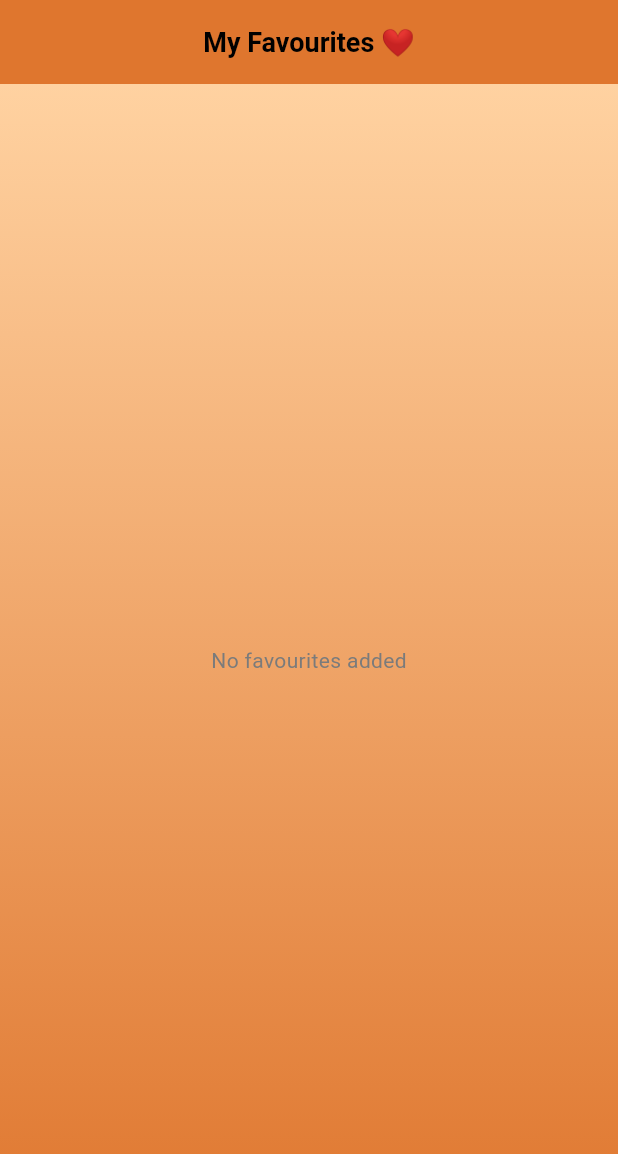
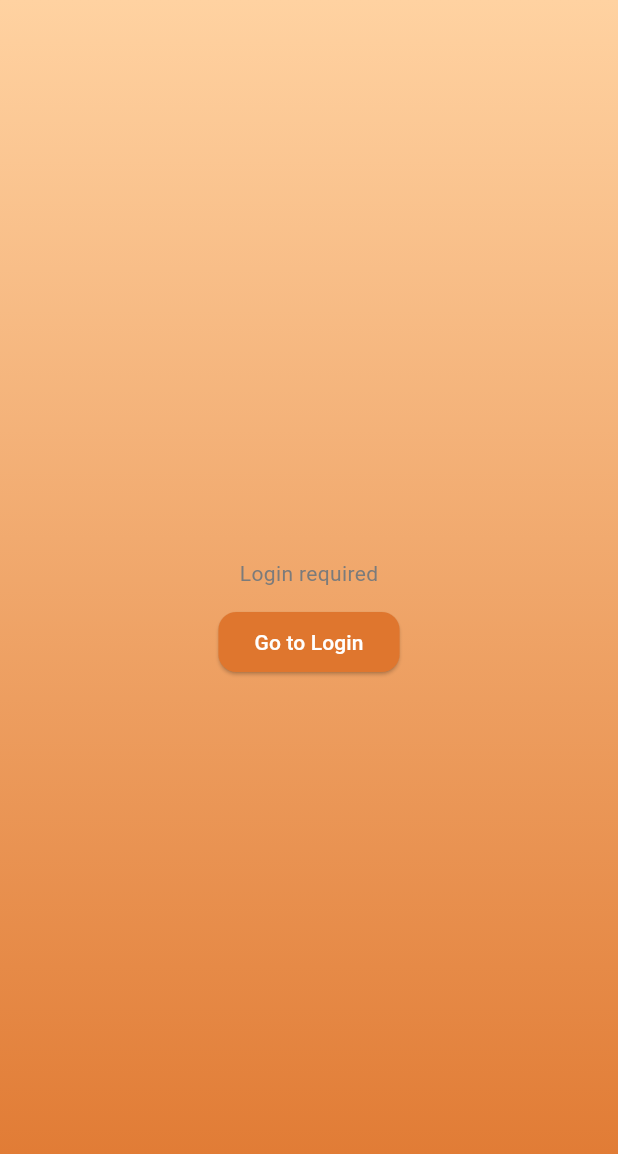
Before and after one commit to sarwarsamad27/userSide, a Flutter app: the FavouriteScreen screen opened directly, on a phone screen of 412 x 824 dp. Shown: the top 1154 px of the screen. Run offline on Flutter 3.47's test engine with Material 3 defaults, Android fonts, the phone set to English and light mode, and no system bars; our stand-ins replace app_links, connectivity_plus, firebase_core, firebase_messaging, flutter_local_notifications, flutter_screenutil and 13 more; accounts and stored records are empty; network calls fail.

Commit message:
login need

```diff
--- a/lib/main.dart
+++ b/lib/main.dart
@@ -7,6 +7,7 @@ import 'package:flutter_screenutil/flutter_screenutil.dart';
 import 'package:user_side/models/notification_services/notification_services.dart';
 
 import 'package:user_side/resources/appTheme.dart';
+import 'package:user_side/resources/authSession.dart';
 import 'package:user_side/view/auth/splashView.dart';
 import 'package:user_side/view/dashboard/homeDashboard/productDetail/notificationScreen/notification_route.dart';
 import 'package:user_side/view/dashboard/homeDashboard/productDetail/productDetailScreen.dart';
@@ -24,7 +25,7 @@ void main() async {
 
   // ✅ Push tap -> NotificationScreen
   await NotificationRouter.init();
-
+await AuthSession.instance.init();
   runApp(const AppWrapper());
 }
 
--- /dev/null
+++ b/lib/resources/authSession.dart
@@ -0,0 +1,42 @@
+import 'package:flutter/foundation.dart';
+import 'local_storage.dart';
+
+class AuthSession extends ChangeNotifier {
+  AuthSession._();
+  static final AuthSession instance = AuthSession._();
+
+  String? _userId;
+  bool _initialized = false;
+
+  String? get userId => _userId;
+  bool get initialized => _initialized;
+
+  bool get isLoggedIn => _userId != null && _userId!.trim().isNotEmpty;
+
+  /// call once on app start
+  Future<void> init() async {
+    _userId = await LocalStorage.getUserId();
+    _initialized = true;
+    notifyListeners();
+  }
+
+  /// call after login success (jab API se userId milay)
+  Future<void> setUser(String userId) async {
+    await LocalStorage.saveUserId(userId);
+    _userId = userId;
+    notifyListeners();
+  }
+
+  /// call on logout
+  Future<void> logout() async {
+    await LocalStorage.clearAuth(); // removes token + userId
+    _userId = null;
+    notifyListeners();
+  }
+
+  /// optional: if you need force sync with storage
+  Future<void> reload() async {
+    _userId = await LocalStorage.getUserId();
+    notifyListeners();
+  }
+}
--- a/lib/resources/global.dart
+++ b/lib/resources/global.dart
@@ -1,12 +1,12 @@
 // ignore_for_file: non_constant_identifier_names, unnecessary_brace_in_string_interps
 
 class Global {
-  static var imageUrl = "http://192.168.100.9:5000";
+  // static var imageUrl = "http://192.168.100.9:5000";
 
-  static var BaseUrl = "http://192.168.100.9:5000/api/auth";
-  // static var BaseUrl = "http://10.0.2.2:5000/api/auth";
+  // static var BaseUrl = "http://192.168.100.9:5000/api/auth";
+  static var BaseUrl = "http://10.0.2.2:5000/api/auth";
 
-  // static var imageUrl = "http://10.0.2.2:5000";
+  static var imageUrl = "http://10.0.2.2:5000";
 
   static var SignUp = "${BaseUrl}/buyer/signup";
   static var Login = "${BaseUrl}/buyer/login";
--- /dev/null
+++ b/lib/view/auth/AuthLoginGate.dart
@@ -0,0 +1,52 @@
+import 'package:flutter/material.dart';
+import 'package:provider/provider.dart';
+import 'package:user_side/resources/authSession.dart';
+import 'package:user_side/view/auth/loginView.dart';
+import 'package:user_side/widgets/customBgContainer.dart';
+
+// yahan apni login screen import karlo
+// import 'package:user_side/view/auth/loginView.dart';
+
+class AuthGate extends StatelessWidget {
+  final Widget child;
+  final Widget? fallback; // e.g. LoginScreen()
+
+  const AuthGate({super.key, required this.child, this.fallback});
+
+  @override
+  Widget build(BuildContext context) {
+    final auth = context.watch<AuthSession>();
+
+    if (!auth.initialized) {
+      return const Scaffold(body: Center(child: CircularProgressIndicator()));
+    }
+
+    if (!auth.isLoggedIn) {
+      return fallback ??
+          Scaffold(
+            body: CustomBgContainer(
+              child: Center(
+                child: Column(
+                  mainAxisSize: MainAxisSize.min,
+                  children: [
+                    const Text("Login required"),
+                    const SizedBox(height: 12),
+                    ElevatedButton(
+                      onPressed: () {
+                        Navigator.pushReplacement(
+                          context,
+                          MaterialPageRoute(builder: (_) => LoginScreen()),
+                        );
+                      },
+                      child: const Text("Go to Login"),
+                    ),
+                  ],
+                ),
+              ),
+            ),
+          );
+    }
+
+    return child;
+  }
+}
--- a/lib/view/auth/splashView.dart
+++ b/lib/view/auth/splashView.dart
@@ -46,7 +46,7 @@ class _SplashScreenState extends State<SplashScreen>
       // ❌ User not logged in → go to Login
       Navigator.pushReplacement(
         context,
-        MaterialPageRoute(builder: (_) => const LoginScreen()),
+        MaterialPageRoute(builder: (_) => const HomeNavBarScreen()),
       );
     }
   }
--- a/lib/view/dashboard/DashboardScreen.dart
+++ b/lib/view/dashboard/DashboardScreen.dart
@@ -38,6 +38,9 @@ class _HomeNavBarScreenState extends State<HomeNavBarScreen> {
 
   @override
   Widget build(BuildContext context) {
+    WidgetsBinding.instance.addPostFrameCallback((_) {
+      context.read<ChatThreadProvider>().fetchThreadsFromStorage();
+    });
     return ChangeNotifierProvider(
       create: (_) => ChatThreadProvider()..fetchThreadsFromStorage(),
       child: ScreenUtilInit(
--- a/lib/view/dashboard/favourite/favourite_screen.dart
+++ b/lib/view/dashboard/favourite/favourite_screen.dart
@@ -5,6 +5,7 @@ import 'package:provider/provider.dart';
 import 'package:user_side/resources/appColor.dart';
 import 'package:user_side/resources/global.dart';
 import 'package:user_side/resources/toast.dart';
+import 'package:user_side/view/auth/AuthLoginGate.dart';
 import 'package:user_side/view/dashboard/homeDashboard/productDetail/productBuyForm.dart';
 import 'package:user_side/viewModel/provider/favouriteProvider/getFavourite_provider.dart';
 import 'package:user_side/widgets/customBgContainer.dart';
@@ -69,6 +70,11 @@ class _FavouriteScreenState extends State<FavouriteScreen> {
 
   @override
   Widget build(BuildContext context) {
+    // ✅ USERID login guard (same pattern)
+    return AuthGate(child: _buildScaffold(context));
+  }
+
+  Widget _buildScaffold(BuildContext context) {
     return Scaffold(
       appBar: AppBar(
         title: const Text(
--- a/lib/view/dashboard/homeDashboard/productDetail/notificationScreen/notification_screen.dart
+++ b/lib/view/dashboard/homeDashboard/productDetail/notificationScreen/notification_screen.dart
@@ -5,6 +5,7 @@ import 'package:flutter_screenutil/flutter_screenutil.dart';
 import 'package:provider/provider.dart';
 import 'package:user_side/resources/appColor.dart';
 import 'package:user_side/resources/global.dart';
+import 'package:user_side/view/auth/AuthLoginGate.dart';
 import 'package:user_side/view/dashboard/homeDashboard/productDetail/productDetailScreen.dart';
 import 'package:user_side/viewModel/provider/notificationProvider/notification_provider.dart';
 import 'package:user_side/widgets/customBgContainer.dart';
@@ -75,6 +76,11 @@ class _NotificationScreenState extends State<NotificationScreen> {
 
   @override
   Widget build(BuildContext context) {
+    // ✅ USERID login guard (same pattern)
+    return AuthGate(child: _buildScaffold(context));
+  }
+
+  Widget _buildScaffold(BuildContext context) {
     final provider = Provider.of<NotificationProvider>(context);
 
     // ✅ Use deduped list for UI
--- a/lib/view/dashboard/homeDashboard/productDetail/productBuyForm.dart
+++ b/lib/view/dashboard/homeDashboard/productDetail/productBuyForm.dart
@@ -5,6 +5,7 @@ import 'package:provider/provider.dart';
 import 'package:user_side/resources/appColor.dart';
 import 'package:user_side/resources/global.dart';
 import 'package:user_side/resources/toast.dart';
+import 'package:user_side/view/auth/AuthLoginGate.dart';
 import 'package:user_side/viewModel/provider/favouriteProvider/getFavourite_provider.dart';
 import 'package:user_side/viewModel/provider/orderProvider/createOrder_provider.dart';
 import 'package:user_side/widgets/customBgContainer.dart';
@@ -100,6 +101,11 @@ class _ProductBuyFormState extends State<ProductBuyForm> {
 
   @override
   Widget build(BuildContext context) {
+    // ✅ USERID login guard (same pattern)
+    return AuthGate(child: _buildScaffold(context));
+  }
+
+  Widget _buildScaffold(BuildContext context) {
     final isFromFavourite =
         widget.favouriteItems != null && widget.favouriteItems!.isNotEmpty;
 
--- a/lib/view/dashboard/userChat/chatList.dart
+++ b/lib/view/dashboard/userChat/chatList.dart
@@ -5,7 +5,6 @@ import 'package:user_side/view/dashboard/userChat/emptyState.dart';
 import 'package:user_side/view/dashboard/userChat/exchangeRequestCard.dart';
 import 'package:user_side/view/dashboard/userChat/messageBubble.dart';
 import 'package:user_side/viewModel/provider/exchangeProvider/userChat_provider.dart';
-
 
 class ChatList extends StatelessWidget {
   final ScrollController _scrollController = ScrollController();
--- a/lib/viewModel/provider/authProvider/login_provider.dart
+++ b/lib/viewModel/provider/authProvider/login_provider.dart
@@ -4,6 +4,9 @@ import 'package:user_side/models/auth/login_model.dart';
 import 'package:user_side/models/notification_services/notification_services.dart';
 import 'package:user_side/resources/local_storage.dart';
 import 'package:user_side/viewModel/repository/authRepository/login_repository.dart';
+
+// ✅ CHANGE: AuthSession import added
+import 'package:user_side/resources/authSession.dart';
 
 class LoginProvider with ChangeNotifier {
   final emailController = TextEditingController();
@@ -44,6 +47,9 @@ class LoginProvider with ChangeNotifier {
         await LocalStorage.saveToken(token);
         await LocalStorage.saveUserId(userId);
 
+        // ✅ CHANGE: Update AuthSession in-memory (AuthGate instantly rebuild)
+        await AuthSession.instance.setUser(userId);
+
         // ✅ 2) Then register FCM token (now userId exists)
         await NotificationService.registerTokenIfLoggedIn();
         print("FCM TOKEN HINT: ...${fcm?.substring((fcm?.length ?? 10) - 10)}");
--- a/lib/viewModel/provider/multiProvider/multiProvider.dart
+++ b/lib/viewModel/provider/multiProvider/multiProvider.dart
@@ -1,4 +1,5 @@
 import 'package:flutter/material.dart';
+import 'package:user_side/resources/authSession.dart';
 import 'package:user_side/viewModel/provider/authProvider/forgotPassword_provider.dart';
 import 'package:user_side/viewModel/provider/authProvider/login_provider.dart';
 import 'package:user_side/viewModel/provider/authProvider/signInWithGoogle_provider.dart';
@@ -66,13 +67,16 @@ class AppMultiProvider extends StatelessWidget {
         ChangeNotifierProvider(create: (_) => RecommendationProvider()),
         ChangeNotifierProvider(create: (_) => GoogleLoginProvider()),
         ChangeNotifierProvider(create: (_) => ReviewFormProvider()),
-        ChangeNotifierProvider(create: (_) => ReviewProvider()..loadReviewedProducts()),
+        ChangeNotifierProvider(
+          create: (_) => ReviewProvider()..loadReviewedProducts(),
+        ),
 
         ChangeNotifierProvider(create: (_) => ProductShareProvider()),
         ChangeNotifierProvider(create: (_) => FollowProvider()),
         ChangeNotifierProvider(create: (_) => NotificationProvider()),
         ChangeNotifierProvider(create: (_) => ExchangeProvider()),
         ChangeNotifierProvider(create: (_) => ChatThreadProvider()),
+        ChangeNotifierProvider<AuthSession>.value(value: AuthSession.instance),
       ],
       child: child,
     );
```
Also changed, not shown: lib/view/dashboard/profile/order/orderHistory.dart (+13 -3 lines), lib/view/dashboard/profile/profileScreen.dart (+16 -0 lines), lib/view/dashboard/userChat/userChatList.dart (+12 -2 lines), lib/viewModel/provider/exchangeProvider/chatThread_provider.dart (+5 -4 lines), lib/viewModel/provider/exchangeProvider/userChat_provider.dart (+62 -30 lines), lib/view/dashboard/userChat/exchangeRequestCard.dart (indentation only). Lines whose indentation alone changed are shown as unchanged.
